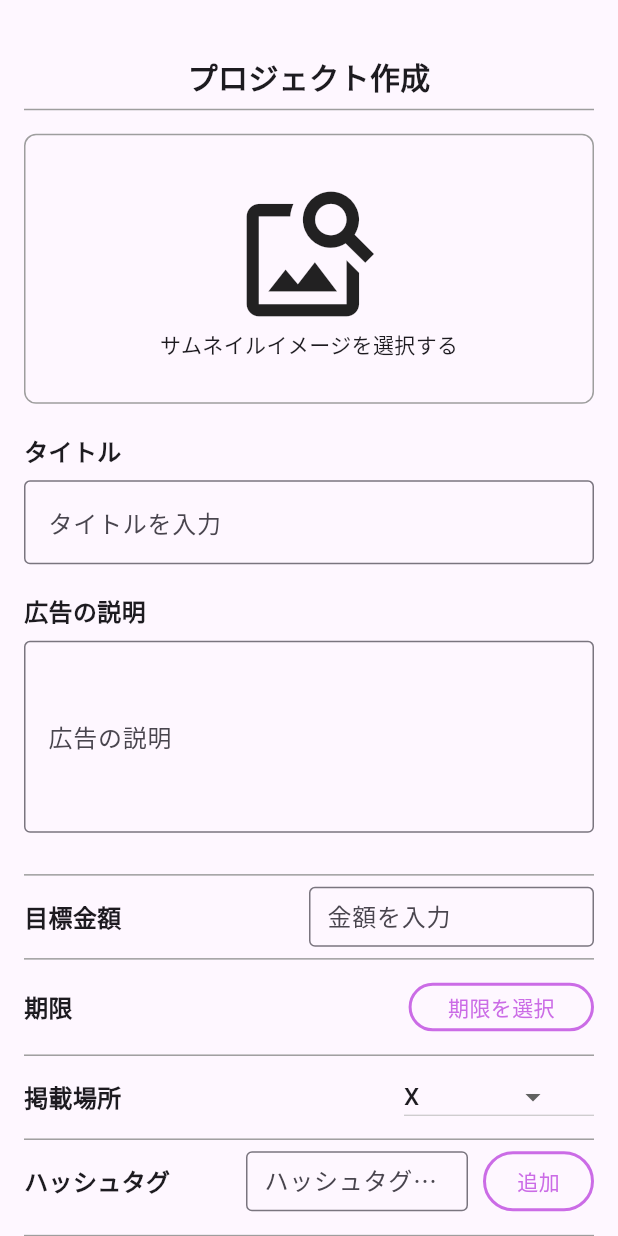
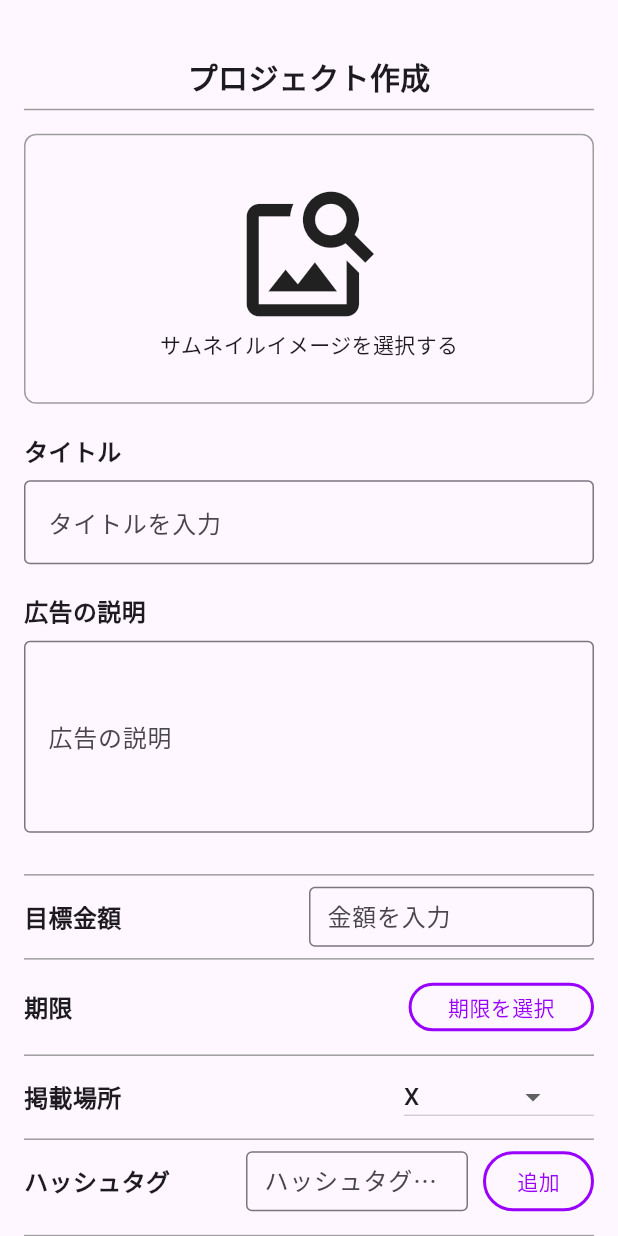
Before and after one commit to gls-tohtech/oshikatsu-product, a Flutter app: the SubmitFragment screen opened directly, on a phone screen of 412 x 824 dp. Run offline on Flutter 3.47's test engine with Material 3 defaults, Android fonts, the phone set to English and light mode, and no system bars; our stand-ins replace cloud_firestore, file_picker, firebase_auth, firebase_core, firebase_storage, flutter_chat_types and 4 more; missing offline and left inert: flutter_firebase_chat_core; accounts and stored records are empty; network calls fail; project files that could hold a hidden picture were left out.

Commit message:
カラーの変更とカラーファイルの作成

```diff
--- /dev/null
+++ b/flutter/lib/settings/appColors.dart
@@ -0,0 +1,5 @@
+import 'package:flutter/material.dart';
+
+class AppColors{
+  Color get primaryColor => const Color(0xFF9900ff);
+}
--- a/flutter/lib/widgets/radiusText.dart
+++ b/flutter/lib/widgets/radiusText.dart
@@ -25,7 +25,7 @@ class RadiusTextComponent extends StatelessWidget {
   @override
   Widget build(BuildContext context) {
     final Size size = MediaQuery.of(context).size;
-    final customPurpleColor = Color(0xFFcb6ce6);
+    final customPurpleColor = Color(0xFF9900ff);
     return Align(
       alignment: _alignment,
       widthFactor: _widthFactorRatio,
```
